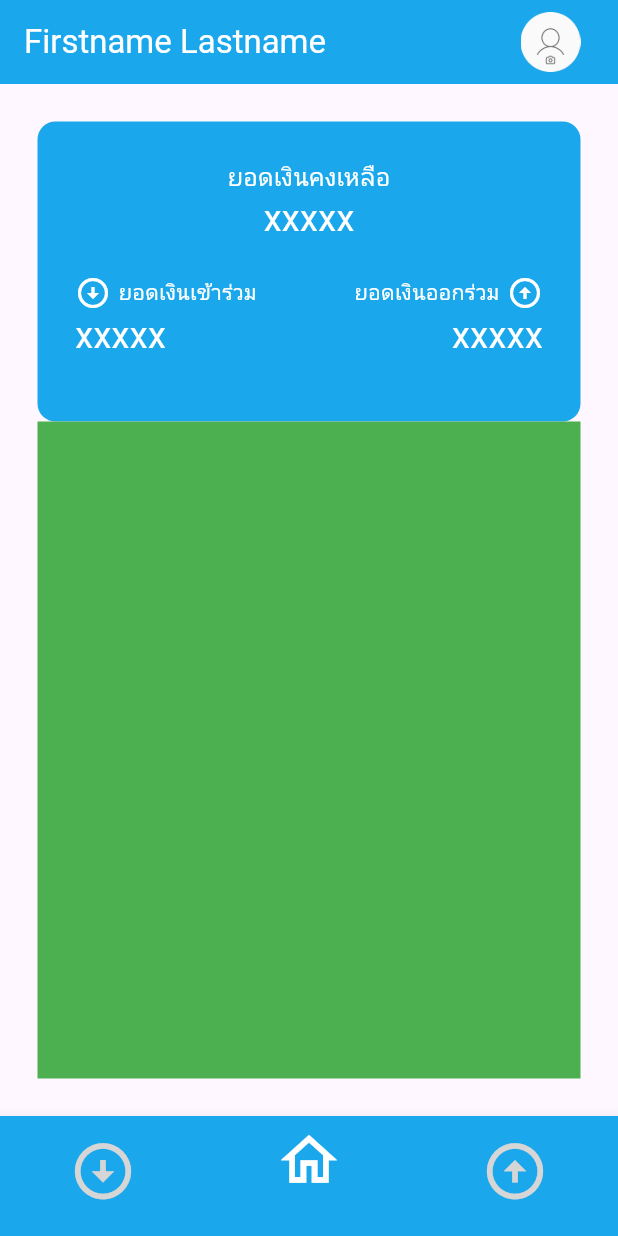
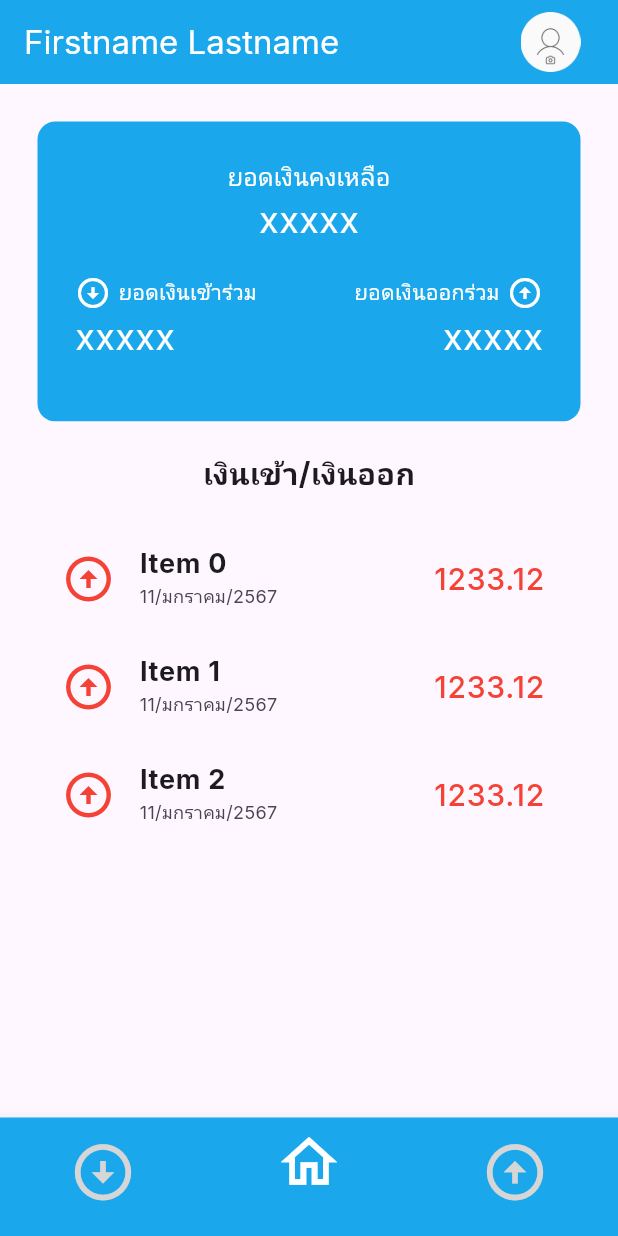
Before and after one commit to Chanachai04/money_tracking_app, a Flutter app: the HomeScreen screen opened directly, on a phone screen of 412 x 824 dp. Run offline on Flutter 3.47's test engine with Material 3 defaults, Android fonts, the phone set to English and light mode, and no system bars; our stand-ins replace google_fonts, image_picker.

Commit message:
แก้หน้า sub_home01 ไปเพิ่ม sub_home02 แทน เพิ่ม listview เข้าไป

```diff
--- a/lib/main.dart
+++ b/lib/main.dart
@@ -1,4 +1,5 @@
 import 'package:flutter/material.dart';
+import 'package:google_fonts/google_fonts.dart';
 import 'package:money_tracking_app/screen/splash_screen.dart';
 
 void main() {
@@ -10,8 +11,9 @@ class MainApp extends StatelessWidget {
 
   @override
   Widget build(BuildContext context) {
-    return const MaterialApp(
+    return MaterialApp(
       debugShowCheckedModeBanner: false,
+      theme: ThemeData(fontFamily: GoogleFonts.inter().fontFamily),
       home: SplashScreen(),
     );
   }
--- a/lib/screen/sub_home01_screen.dart
+++ b/lib/screen/sub_home01_screen.dart
@@ -10,6 +10,6 @@ class SubHome01Screen extends StatefulWidget {
 class _SubHome01ScreenState extends State<SubHome01Screen> {
   @override
   Widget build(BuildContext context) {
-    return Scaffold(backgroundColor: Colors.red);
+    return Scaffold(backgroundColor: Colors.green);
   }
 }
--- a/lib/screen/sub_home02_screen.dart
+++ b/lib/screen/sub_home02_screen.dart
@@ -10,6 +10,49 @@ class SubHome02Screen extends StatefulWidget {
 class _SubHome02ScreenState extends State<SubHome02Screen> {
   @override
   Widget build(BuildContext context) {
-    return Scaffold(backgroundColor: Colors.green);
+    return Scaffold(
+      body: Center(
+        child: Column(
+          children: [
+            SizedBox(height: 20),
+            Text(
+              "เงินเข้า/เงินออก",
+              style: TextStyle(fontSize: 20, fontWeight: FontWeight.bold),
+            ),
+            SizedBox(height: 20),
+
+            Expanded(
+              child: ListView.builder(
+                itemCount: 3,
+                itemBuilder: (context, index) {
+                  return ListTile(
+                    leading: Icon(
+                      Icons.arrow_circle_up_outlined,
+                      color: Colors.red,
+                      size: 36,
+                    ),
+                    title: Text(
+                      'Item $index',
+                      style: TextStyle(
+                        fontSize: 18,
+                        fontWeight: FontWeight.bold,
+                      ),
+                    ),
+                    subtitle: Text(
+                      '11/มกราคม/2567',
+                      style: TextStyle(fontSize: 12),
+                    ),
+                    trailing: Text(
+                      "1233.12",
+                      style: TextStyle(color: Colors.red, fontSize: 20),
+                    ),
+                  );
+                },
+              ),
+            ),
+          ],
+        ),
+      ),
+    );
   }
 }
--- a/pubspec.yaml
+++ b/pubspec.yaml
@@ -11,6 +11,7 @@ dependencies:
     sdk: flutter
   dio: ^5.8.0+1
   image_picker: ^1.1.2
+  google_fonts: ^6.2.1
 
 dev_dependencies:
   flutter_test:
```
Also changed, not shown: pubspec.lock, 1 other file.
